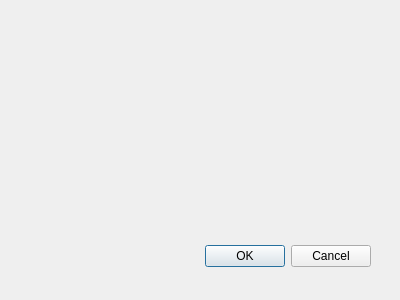
Above: DEExp/readdatadialog.ui from yunhasnawa/DEExp before the change. Below: the same form after it.
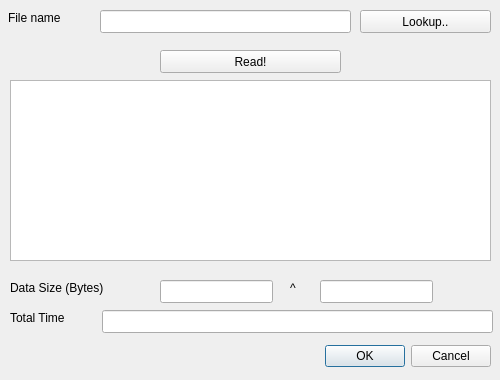
That is the form after the change.

```diff
--- a/DEExp/readdatadialog.ui
+++ b/DEExp/readdatadialog.ui
@@ -8,8 +8,8 @@
    <rect>
     <x>0</x>
     <y>0</y>
-    <width>400</width>
-    <height>300</height>
+    <width>500</width>
+    <height>380</height>
    </rect>
   </property>
   <property name="windowTitle">
@@ -18,9 +18,9 @@
   <widget class="QDialogButtonBox" name="buttonBox">
    <property name="geometry">
     <rect>
-     <x>30</x>
-     <y>240</y>
-     <width>341</width>
+     <x>10</x>
+     <y>340</y>
+     <width>481</width>
      <height>32</height>
     </rect>
    </property>
@@ -31,6 +31,134 @@
     <set>QDialogButtonBox::Cancel|QDialogButtonBox::Ok</set>
    </property>
   </widget>
+  <widget class="QLabel" name="label">
+   <property name="geometry">
+    <rect>
+     <x>10</x>
+     <y>280</y>
+     <width>121</width>
+     <height>16</height>
+    </rect>
+   </property>
+   <property name="text">
+    <string>Data Size (Bytes)</string>
+   </property>
+  </widget>
+  <widget class="QLineEdit" name="lineEdit">
+   <property name="geometry">
+    <rect>
+     <x>160</x>
+     <y>280</y>
+     <width>113</width>
+     <height>23</height>
+    </rect>
+   </property>
+  </widget>
+  <widget class="QLineEdit" name="lineEdit_2">
+   <property name="geometry">
+    <rect>
+     <x>320</x>
+     <y>280</y>
+     <width>113</width>
+     <height>23</height>
+    </rect>
+   </property>
+  </widget>
+  <widget class="QLabel" name="label_2">
+   <property name="geometry">
+    <rect>
+     <x>290</x>
+     <y>280</y>
+     <width>21</width>
+     <height>16</height>
+    </rect>
+   </property>
+   <property name="text">
+    <string>^</string>
+   </property>
+  </widget>
+  <widget class="QPushButton" name="pushButton">
+   <property name="geometry">
+    <rect>
+     <x>360</x>
+     <y>10</y>
+     <width>131</width>
+     <height>23</height>
+    </rect>
+   </property>
+   <property name="text">
+    <string>Lookup..</string>
+   </property>
+  </widget>
+  <widget class="QTextEdit" name="textEdit">
+   <property name="geometry">
+    <rect>
+     <x>10</x>
+     <y>80</y>
+     <width>481</width>
+     <height>181</height>
+    </rect>
+   </property>
+  </widget>
+  <widget class="QPushButton" name="pushButton_2">
+   <property name="geometry">
+    <rect>
+     <x>160</x>
+     <y>50</y>
+     <width>181</width>
+     <height>23</height>
+    </rect>
+   </property>
+   <property name="text">
+    <string>Read!</string>
+   </property>
+  </widget>
+  <widget class="QLabel" name="label_3">
+   <property name="geometry">
+    <rect>
+     <x>8</x>
+     <y>10</y>
+     <width>121</width>
+     <height>16</height>
+    </rect>
+   </property>
+   <property name="text">
+    <string>File name</string>
+   </property>
+  </widget>
+  <widget class="QLineEdit" name="lineEdit_3">
+   <property name="geometry">
+    <rect>
+     <x>100</x>
+     <y>10</y>
+     <width>251</width>
+     <height>23</height>
+    </rect>
+   </property>
+  </widget>
+  <widget class="QLineEdit" name="lineEdit_4">
+   <property name="geometry">
+    <rect>
+     <x>102</x>
+     <y>310</y>
+     <width>391</width>
+     <height>23</height>
+    </rect>
+   </property>
+  </widget>
+  <widget class="QLabel" name="label_4">
+   <property name="geometry">
+    <rect>
+     <x>10</x>
+     <y>310</y>
+     <width>81</width>
+     <height>16</height>
+    </rect>
+   </property>
+   <property name="text">
+    <string>Total Time</string>
+   </property>
+  </widget>
  </widget>
  <pixmapfunction/>
  <resources/>
```
Left out of the diff: 5 changed lines with no effect on the pictures.
